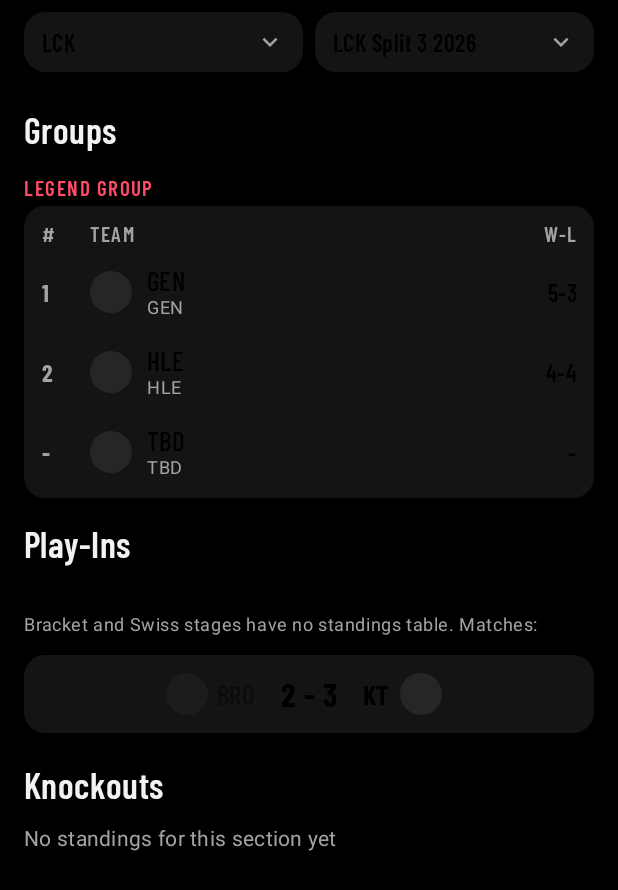
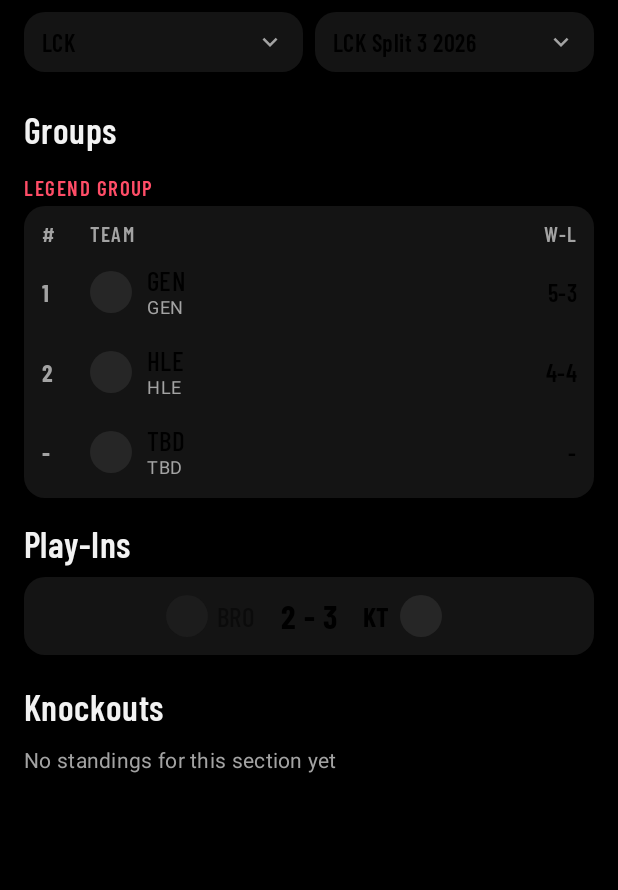
Before and after one commit to Brillem/LolSito, an Android app built with Jetpack Compose: the @Preview function StandingsContentPreview, on a phone screen of 412 x 824 dp. Shown: the top 890 px of the screen. Run offline under Robolectric (Android 15) with nearby library versions, the phone set to English and light mode, and no system bars; network calls fail; pictures from the network do not load.

Commit message:
refactor(standings): drop the elimination stage notice

```diff
--- a/app/src/main/java/com/example/lolsito/feature/standings/ui/StandingsRows.kt
+++ b/app/src/main/java/com/example/lolsito/feature/standings/ui/StandingsRows.kt
@@ -38,9 +38,6 @@ sealed interface StandingsRow {
 
     /** Section (or section-less stage) with neither rankings nor matches yet. */
     data class EmptySection(override val key: String) : StandingsRow
-
-    /** Bracket/Swiss stage: every section lists matches instead of a table. */
-    data class EliminationNotice(override val key: String) : StandingsRow
 
     data class MatchRow(override val key: String, val sectionMatch: SectionMatch) : StandingsRow {
         val result: MatchResultDisplay
@@ -114,7 +111,7 @@ fun formatRecord(wins: Int?, losses: Int?): String = when {
  * Stages in API order. Each section decides on its own: rankings show a table; matches without rankings
  * show the official layout when the section has columns (a Swiss view by round when no match feeds another,
  * see [buildSwiss], otherwise a bracket), else the match list; and a section with neither shows an empty
- * row. Elimination stages (bracket or Swiss) also get a notice, and skip their sections with no matches.
+ * row. Elimination stages (bracket or Swiss) skip their sections with no matches.
  */
 fun buildStandingsRows(standings: Standings): List<StandingsRow> {
     // Same "#ordinal" suffix as ScheduleDay.keys, applied to the whole list.
@@ -124,9 +121,6 @@ fun buildStandingsRows(standings: Standings): List<StandingsRow> {
     standings.stages.forEach { stage ->
         val stageBase = "stage:${stage.slug ?: stage.name}"
         rows += StandingsRow.StageHeader(key(stageBase), stage.name, stage.isElimination)
-        if (stage.isElimination) {
-            rows += StandingsRow.EliminationNotice(key("notice:$stageBase"))
-        }
         if (stage.sections.isEmpty()) {
             rows += StandingsRow.EmptySection(key("empty:$stageBase"))
         }
--- a/app/src/main/java/com/example/lolsito/feature/standings/ui/StandingsScreen.kt
+++ b/app/src/main/java/com/example/lolsito/feature/standings/ui/StandingsScreen.kt
@@ -208,7 +208,6 @@ fun StandingsList(
                     last = rows.getOrNull(index + 1) !is StandingsRow.RankingRow,
                 )
                 is StandingsRow.EmptySection -> InfoText("No standings for this section yet")
-                is StandingsRow.EliminationNotice -> EliminationNotice()
                 is StandingsRow.MatchRow -> SectionMatchRow(
                     row,
                     onClick = { onMatchClick(row.sectionMatch.match.id) },
@@ -310,18 +309,6 @@ internal fun FavoriteStar(modifier: Modifier = Modifier) {
         tint = MaterialTheme.colorScheme.primary,
         modifier = modifier.size(12.dp),
     )
-}
-
-@Composable
-private fun EliminationNotice() {
-    Column(Modifier.fillMaxWidth().padding(horizontal = Spacing.Screen, vertical = 8.dp)) {
-        Text("Elimination stage", style = MaterialTheme.typography.bodyMedium, fontWeight = FontWeight.SemiBold)
-        Text(
-            "Bracket and Swiss stages have no standings table. Matches:",
-            style = MaterialTheme.typography.bodySmall,
-            color = MaterialTheme.colorScheme.onSurfaceVariant,
-        )
-    }
 }
 
 /**
```
Also changed, not shown: 2 other files.
